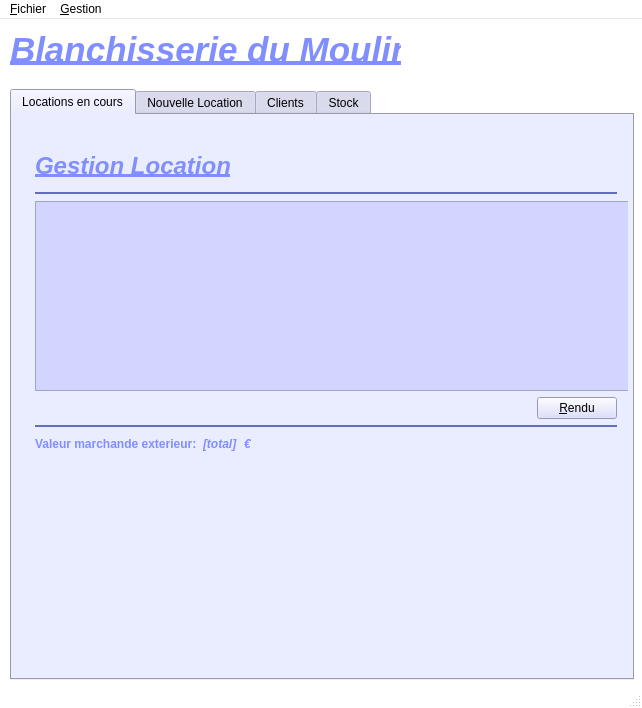
Old version of the form BDM/bdm.ui in the repository ADeliancourt/ProjetBDM2013.
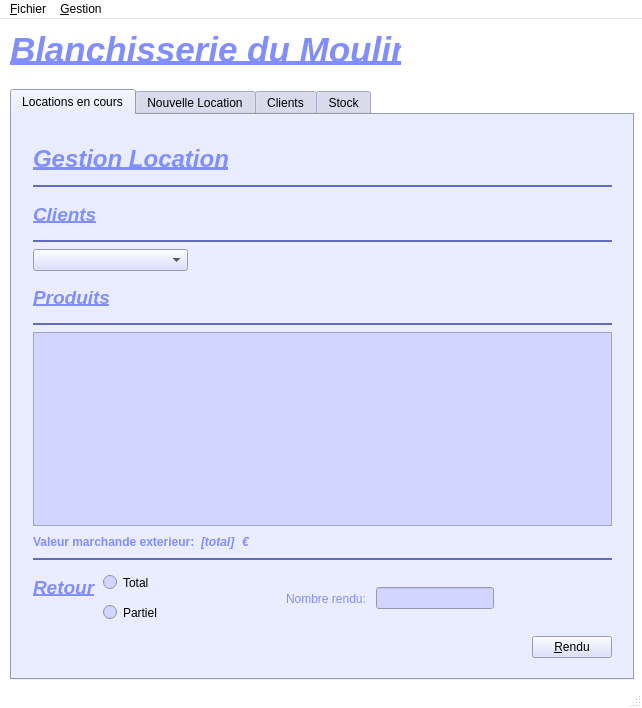
New version of the form. The open tabs and pages were chosen to show the change. Icons and pictures are not drawn.

The edit to the form file:
```diff
--- a/BDM/bdm.ui
+++ b/BDM/bdm.ui
@@ -894,15 +894,15 @@
      <widget class="QWidget" name="layoutWidget">
       <property name="geometry">
        <rect>
-        <x>12</x>
-        <y>20</y>
-        <width>604</width>
-        <height>330</height>
+        <x>10</x>
+        <y>13</y>
+        <width>601</width>
+        <height>541</height>
        </rect>
       </property>
-      <layout class="QVBoxLayout" name="verticalLayout_19">
+      <layout class="QVBoxLayout" name="verticalLayout_27">
        <item>
-        <layout class="QVBoxLayout" name="verticalLayout_2">
+        <layout class="QVBoxLayout" name="verticalLayout_25">
          <item>
           <layout class="QVBoxLayout" name="verticalLayout">
            <item>
@@ -1037,105 +1037,311 @@
           </layout>
          </item>
          <item>
-          <widget class="QTableView" name="tableViewLoc">
-           <property name="minimumSize">
-            <size>
-             <width>600</width>
-             <height>0</height>
-            </size>
-           </property>
-           <property name="maximumSize">
-            <size>
-             <width>600</width>
-             <height>16777215</height>
-            </size>
-           </property>
-           <property name="alternatingRowColors">
-            <bool>true</bool>
-           </property>
-           <property name="selectionBehavior">
-            <enum>QAbstractItemView::SelectRows</enum>
-           </property>
-          </widget>
-         </item>
-         <item>
-          <layout class="QHBoxLayout" name="horizontalLayout_2">
+          <layout class="QVBoxLayout" name="verticalLayout_24">
            <item>
-            <spacer name="horizontalSpacer">
-             <property name="orientation">
-              <enum>Qt::Horizontal</enum>
-             </property>
-             <property name="sizeHint" stdset="0">
-              <size>
-               <width>40</width>
-               <height>20</height>
-              </size>
-             </property>
-            </spacer>
+            <layout class="QVBoxLayout" name="verticalLayout_17">
+             <item>
+              <layout class="QVBoxLayout" name="verticalLayout_2">
+               <item>
+                <layout class="QHBoxLayout" name="horizontalLayout_15">
+                 <item>
+                  <widget class="QLabel" name="label_23">
+                   <property name="minimumSize">
+                    <size>
+                     <width>0</width>
+                     <height>40</height>
+                    </size>
+                   </property>
+                   <property name="palette">
+                    <palette>
+                     <active>
+                      <colorrole role="WindowText">
+                       <brush brushstyle="SolidPattern">
+                        <color alpha="255">
+                         <red>129</red>
+                         <green>142</green>
+                         <blue>255</blue>
+                        </color>
+                       </brush>
+                      </colorrole>
+                     </active>
+                     <inactive>
+                      <colorrole role="WindowText">
+                       <brush brushstyle="SolidPattern">
+                        <color alpha="255">
+                         <red>129</red>
+                         <green>142</green>
+                         <blue>255</blue>
+                        </color>
+                       </brush>
+                      </colorrole>
+                     </inactive>
+                     <disabled>
+                      <colorrole role="WindowText">
+                       <brush brushstyle="SolidPattern">
+                        <color alpha="255">
+                         <red>94</red>
+                         <green>108</green>
+                         <blue>121</blue>
+                        </color>
+                       </brush>
+                      </colorrole>
+                     </disabled>
+                    </palette>
+                   </property>
+                   <property name="font">
+                    <font>
+                     <pointsize>14</pointsize>
+                     <weight>75</weight>
+                     <italic>true</italic>
+                     <bold>true</bold>
+                     <underline>true</underline>
+                    </font>
+                   </property>
+                   <property name="text">
+                    <string>Clients</string>
+                   </property>
+                  </widget>
+                 </item>
+                 <item>
+                  <spacer name="horizontalSpacer_16">
+                   <property name="orientation">
+                    <enum>Qt::Horizontal</enum>
+                   </property>
+                   <property name="sizeHint" stdset="0">
+                    <size>
+                     <width>40</width>
+                     <height>20</height>
+                    </size>
+                   </property>
+                  </spacer>
+                 </item>
+                </layout>
+               </item>
+               <item>
+                <widget class="Line" name="line_6">
+                 <property name="palette">
+                  <palette>
+                   <active>
+                    <colorrole role="WindowText">
+                     <brush brushstyle="SolidPattern">
+                      <color alpha="255">
+                       <red>98</red>
+                       <green>109</green>
+                       <blue>193</blue>
+                      </color>
+                     </brush>
+                    </colorrole>
+                   </active>
+                   <inactive>
+                    <colorrole role="WindowText">
+                     <brush brushstyle="SolidPattern">
+                      <color alpha="255">
+                       <red>98</red>
+                       <green>109</green>
+                       <blue>193</blue>
+                      </color>
+                     </brush>
+                    </colorrole>
+                   </inactive>
+                   <disabled>
+                    <colorrole role="WindowText">
+                     <brush brushstyle="SolidPattern">
+                      <color alpha="255">
+                       <red>94</red>
+                       <green>108</green>
+                       <blue>121</blue>
+                      </color>
+                     </brush>
+                    </colorrole>
+                   </disabled>
+                  </palette>
+                 </property>
+                 <property name="frameShadow">
+                  <enum>QFrame::Plain</enum>
+                 </property>
+                 <property name="lineWidth">
+                  <number>2</number>
+                 </property>
+                 <property name="orientation">
+                  <enum>Qt::Horizontal</enum>
+                 </property>
+                </widget>
+               </item>
+              </layout>
+             </item>
+             <item>
+              <layout class="QHBoxLayout" name="horizontalLayout_20">
+               <item>
+                <widget class="QComboBox" name="comboBoxCliLoc">
+                 <property name="minimumSize">
+                  <size>
+                   <width>155</width>
+                   <height>0</height>
+                  </size>
+                 </property>
+                </widget>
+               </item>
+               <item>
+                <spacer name="horizontalSpacer_12">
+                 <property name="orientation">
+                  <enum>Qt::Horizontal</enum>
+                 </property>
+                 <property name="sizeHint" stdset="0">
+                  <size>
+                   <width>40</width>
+                   <height>20</height>
+                  </size>
+                 </property>
+                </spacer>
+               </item>
+              </layout>
+             </item>
+            </layout>
            </item>
            <item>
-            <widget class="QPushButton" name="pushButtonRendu">
-             <property name="text">
-              <string>&amp;Rendu</string>
-             </property>
-            </widget>
+            <layout class="QVBoxLayout" name="verticalLayout_19">
+             <item>
+              <layout class="QVBoxLayout" name="verticalLayout_18">
+               <item>
+                <layout class="QHBoxLayout" name="horizontalLayout_23">
+                 <item>
+                  <widget class="QLabel" name="label_24">
+                   <property name="minimumSize">
+                    <size>
+                     <width>0</width>
+                     <height>40</height>
+                    </size>
+                   </property>
+                   <property name="palette">
+                    <palette>
+                     <active>
+                      <colorrole role="WindowText">
+                       <brush brushstyle="SolidPattern">
+                        <color alpha="255">
+                         <red>129</red>
+                         <green>142</green>
+                         <blue>255</blue>
+                        </color>
+                       </brush>
+                      </colorrole>
+                     </active>
+                     <inactive>
+                      <colorrole role="WindowText">
+                       <brush brushstyle="SolidPattern">
+                        <color alpha="255">
+                         <red>129</red>
+                         <green>142</green>
+                         <blue>255</blue>
+                        </color>
+                       </brush>
+                      </colorrole>
+                     </inactive>
+                     <disabled>
+                      <colorrole role="WindowText">
+                       <brush brushstyle="SolidPattern">
+                        <color alpha="255">
+                         <red>94</red>
+                         <green>108</green>
+                         <blue>121</blue>
+                        </color>
+                       </brush>
+                      </colorrole>
+                     </disabled>
+                    </palette>
+                   </property>
+                   <property name="font">
+                    <font>
+                     <pointsize>14</pointsize>
+                     <weight>75</weight>
+                     <italic>true</italic>
+                     <bold>true</bold>
+                     <underline>true</underline>
+                    </font>
+                   </property>
+                   <property name="text">
+                    <string>Produits</string>
+                   </property>
+                  </widget>
+                 </item>
+                 <item>
+                  <spacer name="horizontalSpacer_19">
+                   <property name="orientation">
+                    <enum>Qt::Horizontal</enum>
+                   </property>
+                   <property name="sizeHint" stdset="0">
+                    <size>
+                     <width>40</width>
+                     <height>20</height>
+                    </size>
+                   </property>
+                  </spacer>
+                 </item>
+                </layout>
+               </item>
+               <item>
+                <widget class="Line" name="line_8">
+                 <property name="palette">
+                  <palette>
+                   <active>
+                    <colorrole role="WindowText">
+                     <brush brushstyle="SolidPattern">
+                      <color alpha="255">
+                       <red>98</red>
+                       <green>109</green>
+                       <blue>193</blue>
+                      </color>
+                     </brush>
+                    </colorrole>
+                   </active>
+                   <inactive>
+                    <colorrole role="WindowText">
+                     <brush brushstyle="SolidPattern">
+                      <color alpha="255">
+                       <red>98</red>
+                       <green>109</green>
+                       <blue>193</blue>
+                      </color>
+                     </brush>
+                    </colorrole>
+                   </inactive>
+                   <disabled>
+                    <colorrole role="WindowText">
+                     <brush brushstyle="SolidPattern">
+                      <color alpha="255">
+                       <red>94</red>
+                       <green>108</green>
+                       <blue>121</blue>
+                      </color>
+                     </brush>
+                    </colorrole>
+                   </disabled>
+                  </palette>
+                 </property>
+                 <property name="frameShadow">
+                  <enum>QFrame::Plain</enum>
+                 </property>
+                 <property name="lineWidth">
+                  <number>2</number>
+                 </property>
+                 <property name="orientation">
+                  <enum>Qt::Horizontal</enum>
+                 </property>
+                </widget>
+               </item>
+              </layout>
+             </item>
+             <item>
+              <widget class="QTableView" name="tableViewProdLoc"/>
+             </item>
+            </layout>
            </item>
           </layout>
          </item>
         </layout>
        </item>
        <item>
-        <layout class="QVBoxLayout" name="verticalLayout_18">
-         <item>
-          <widget class="Line" name="line_6">
-           <property name="palette">
-            <palette>
-             <active>
-              <colorrole role="WindowText">
-               <brush brushstyle="SolidPattern">
-                <color alpha="255">
-                 <red>98</red>
-                 <green>109</green>
-                 <blue>193</blue>
-                </color>
-               </brush>
-              </colorrole>
-             </active>
-             <inactive>
-              <colorrole role="WindowText">
-               <brush brushstyle="SolidPattern">
-                <color alpha="255">
-                 <red>98</red>
-                 <green>109</green>
-                 <blue>193</blue>
-                </color>
-               </brush>
-              </colorrole>
-             </inactive>
-             <disabled>
-              <colorrole role="WindowText">
-               <brush brushstyle="SolidPattern">
-                <color alpha="255">
-                 <red>94</red>
-                 <green>108</green>
-                 <blue>121</blue>
-                </color>
-               </brush>
-              </colorrole>
-             </disabled>
-            </palette>
-           </property>
-           <property name="frameShadow">
-            <enum>QFrame::Plain</enum>
-           </property>
-           <property name="lineWidth">
-            <number>2</number>
-           </property>
-           <property name="orientation">
-            <enum>Qt::Horizontal</enum>
-           </property>
-          </widget>
-         </item>
+        <layout class="QVBoxLayout" name="verticalLayout_26">
          <item>
           <layout class="QHBoxLayout" name="horizontalLayout_19">
            <item>
@@ -1313,6 +1519,404 @@
            </item>
           </layout>
          </item>
+         <item>
+          <layout class="QVBoxLayout" name="verticalLayout_23">
+           <item>
+            <widget class="Line" name="line_7">
+             <property name="palette">
+              <palette>
+               <active>
+                <colorrole role="WindowText">
+                 <brush brushstyle="SolidPattern">
+                  <color alpha="255">
+                   <red>98</red>
+                   <green>109</green>
+                   <blue>193</blue>
+                  </color>
+                 </brush>
+                </colorrole>
+               </active>
+               <inactive>
+                <colorrole role="WindowText">
+                 <brush brushstyle="SolidPattern">
+                  <color alpha="255">
+                   <red>98</red>
+                   <green>109</green>
+                   <blue>193</blue>
+                  </color>
+                 </brush>
+                </colorrole>
+               </inactive>
+               <disabled>
+                <colorrole role="WindowText">
+                 <brush brushstyle="SolidPattern">
+                  <color alpha="255">
+                   <red>94</red>
+                   <green>108</green>
+                   <blue>121</blue>
+                  </color>
+                 </brush>
+                </colorrole>
+               </disabled>
+              </palette>
+             </property>
+             <property name="frameShadow">
+              <enum>QFrame::Plain</enum>
+             </property>
+             <property name="lineWidth">
+              <number>2</number>
+             </property>
+             <property name="orientation">
+              <enum>Qt::Horizontal</enum>
+             </property>
+            </widget>
+           </item>
+           <item>
+            <layout class="QHBoxLayout" name="horizontalLayout_16">
+             <item>
+              <layout class="QVBoxLayout" name="verticalLayout_21">
+               <item>
+                <widget class="QLabel" name="label_18">
+                 <property name="minimumSize">
+                  <size>
+                   <width>0</width>
+                   <height>40</height>
+                  </size>
+                 </property>
+                 <property name="palette">
+                  <palette>
+                   <active>
+                    <colorrole role="WindowText">
+                     <brush brushstyle="SolidPattern">
+                      <color alpha="255">
+                       <red>129</red>
+                       <green>142</green>
+                       <blue>255</blue>
+                      </color>
+                     </brush>
+                    </colorrole>
+                   </active>
+                   <inactive>
+                    <colorrole role="WindowText">
+                     <brush brushstyle="SolidPattern">
+                      <color alpha="255">
+                       <red>129</red>
+                       <green>142</green>
+                       <blue>255</blue>
+                      </color>
+                     </brush>
+                    </colorrole>
+                   </inactive>
+                   <disabled>
+                    <colorrole role="WindowText">
+                     <brush brushstyle="SolidPattern">
+                      <color alpha="255">
+                       <red>94</red>
+                       <green>108</green>
+                       <blue>121</blue>
+                      </color>
+                     </brush>
+                    </colorrole>
+                   </disabled>
+                  </palette>
+                 </property>
+                 <property name="font">
+                  <font>
+                   <pointsize>14</pointsize>
+                   <weight>75</weight>
+                   <italic>true</italic>
+                   <bold>true</bold>
+                   <underline>true</underline>
+                  </font>
+                 </property>
+                 <property name="text">
+                  <string>Retour</string>
+                 </property>
+                </widget>
+               </item>
+               <item>
+                <widget class="QLabel" name="labelVide">
+                 <property name="minimumSize">
+                  <size>
+                   <width>62</width>
+                   <height>17</height>
+                  </size>
+                 </property>
+                 <property name="palette">
+                  <palette>
+                   <active>
+                    <colorrole role="WindowText">
+                     <brush brushstyle="SolidPattern">
+                      <color alpha="255">
+                       <red>129</red>
+                       <green>142</green>
+                       <blue>255</blue>
+                      </color>
+                     </brush>
+                    </colorrole>
+                   </active>
+                   <inactive>
+                    <colorrole role="WindowText">
+                     <brush brushstyle="SolidPattern">
+                      <color alpha="255">
+                       <red>129</red>
+                       <green>142</green>
+                       <blue>255</blue>
+                      </color>
+                     </brush>
+                    </colorrole>
+                   </inactive>
+                   <disabled>
+                    <colorrole role="WindowText">
+                     <brush brushstyle="SolidPattern">
+                      <color alpha="255">
+                       <red>94</red>
+                       <green>108</green>
+                       <blue>121</blue>
+                      </color>
+                     </brush>
+                    </colorrole>
+                   </disabled>
+                  </palette>
+                 </property>
+                 <property name="font">
+                  <font>
+                   <weight>75</weight>
+                   <italic>true</italic>
+                   <bold>true</bold>
+                  </font>
+                 </property>
+                 <property name="text">
+                  <string/>
+                 </property>
+                </widget>
+               </item>
+              </layout>
+             </item>
+             <item>
+              <layout class="QVBoxLayout" name="verticalLayout_22">
+               <item>
+                <widget class="QRadioButton" name="radioButton">
+                 <property name="minimumSize">
+                  <size>
+                   <width>0</width>
+                   <height>17</height>
+                  </size>
+                 </property>
+                 <property name="maximumSize">
+                  <size>
+                   <width>16777215</width>
+                   <height>17</height>
+                  </size>
+                 </property>
+                 <property name="text">
+                  <string>Total</string>
+                 </property>
+                </widget>
+               </item>
+               <item>
+                <widget class="QRadioButton" name="radioButton_2">
+                 <property name="minimumSize">
+                  <size>
+                   <width>0</width>
+                   <height>17</height>
+                  </size>
+                 </property>
+                 <property name="maximumSize">
+                  <size>
+                   <width>16777215</width>
+                   <height>17</height>
+                  </size>
+                 </property>
+                 <property name="text">
+                  <string>Partiel</string>
+                 </property>
+                </widget>
+               </item>
+              </layout>
+             </item>
+             <item>
+              <spacer name="horizontalSpacer_20">
+               <property name="orientation">
+                <enum>Qt::Horizontal</enum>
+               </property>
+               <property name="sizeHint" stdset="0">
+                <size>
+                 <width>40</width>
+                 <height>20</height>
+                </size>
+               </property>
+              </spacer>
+             </item>
+             <item>
+              <widget class="QLabel" name="label_25">
+               <property name="palette">
+                <palette>
+                 <active>
+                  <colorrole role="WindowText">
+                   <brush brushstyle="SolidPattern">
+                    <color alpha="255">
+                     <red>129</red>
+                     <green>142</green>
+                     <blue>255</blue>
+                    </color>
+                   </brush>
+                  </colorrole>
+                  <colorrole role="Text">
+                   <brush brushstyle="SolidPattern">
+                    <color alpha="255">
+                     <red>129</red>
+                     <green>144</green>
+                     <blue>255</blue>
+                    </color>
+                   </brush>
+                  </colorrole>
+                  <colorrole role="ButtonText">
+                   <brush brushstyle="SolidPattern">
+                    <color alpha="255">
+                     <red>129</red>
+                     <green>144</green>
+                     <blue>255</blue>
+                    </color>
+                   </brush>
+                  </colorrole>
+                  <colorrole role="ToolTipText">
+                   <brush brushstyle="SolidPattern">
+                    <color alpha="255">
+                     <red>129</red>
+                     <green>144</green>
+                     <blue>255</blue>
+                    </color>
+                   </brush>
+                  </colorrole>
+                 </active>
+                 <inactive>
+                  <colorrole role="WindowText">
+                   <brush brushstyle="SolidPattern">
+                    <color alpha="255">
+                     <red>129</red>
+                     <green>142</green>
+                     <blue>255</blue>
+                    </color>
+                   </brush>
+                  </colorrole>
+                  <colorrole role="Text">
+                   <brush brushstyle="SolidPattern">
+                    <color alpha="255">
+                     <red>129</red>
+                     <green>144</green>
+                     <blue>255</blue>
+                    </color>
+                   </brush>
+                  </colorrole>
+                  <colorrole role="ButtonText">
+                   <brush brushstyle="SolidPattern">
+                    <color alpha="255">
+                     <red>129</red>
+                     <green>144</green>
+                     <blue>255</blue>
+                    </color>
+                   </brush>
+                  </colorrole>
+                  <colorrole role="ToolTipText">
+                   <brush brushstyle="SolidPattern">
+                    <color alpha="255">
+                     <red>129</red>
+                     <green>144</green>
+                     <blue>255</blue>
+                    </color>
+                   </brush>
+                  </colorrole>
+                 </inactive>
+                 <disabled>
+                  <colorrole role="WindowText">
+                   <brush brushstyle="SolidPattern">
+                    <color alpha="255">
+                     <red>105</red>
+                     <green>106</green>
+                     <blue>127</blue>
+                    </color>
+                   </brush>
+                  </colorrole>
+                  <colorrole role="Text">
+                   <brush brushstyle="SolidPattern">
+                    <color alpha="255">
+                     <red>105</red>
+                     <green>106</green>
+                     <blue>127</blue>
+                    </color>
+                   </brush>
+                  </colorrole>
+                  <colorrole role="ButtonText">
+                   <brush brushstyle="SolidPattern">
+                    <color alpha="255">
+                     <red>105</red>
+                     <green>106</green>
+                     <blue>127</blue>
+                    </color>
+                   </brush>
+                  </colorrole>
+                  <colorrole role="ToolTipText">
+                   <brush brushstyle="SolidPattern">
+                    <color alpha="255">
+                     <red>129</red>
+                     <green>144</green>
+                     <blue>255</blue>
+                    </color>
+                   </brush>
+                  </colorrole>
+                 </disabled>
+                </palette>
+               </property>
+               <property name="text">
+                <string>Nombre rendu: </string>
+               </property>
+              </widget>
+             </item>
+             <item>
+              <widget class="QLineEdit" name="lineEditRendu"/>
+             </item>
+             <item>
+              <spacer name="horizontalSpacer_15">
+               <property name="orientation">
+                <enum>Qt::Horizontal</enum>
+               </property>
+               <property name="sizeHint" stdset="0">
+                <size>
+                 <width>40</width>
+                 <height>20</height>
+                </size>
+               </property>
+              </spacer>
+             </item>
+            </layout>
+           </item>
+          </layout>
+         </item>
+         <item>
+          <layout class="QHBoxLayout" name="horizontalLayout_2">
+           <item>
+            <spacer name="horizontalSpacer">
+             <property name="orientation">
+              <enum>Qt::Horizontal</enum>
+             </property>
+             <property name="sizeHint" stdset="0">
+              <size>
+               <width>40</width>
+               <height>20</height>
+              </size>
+             </property>
+            </spacer>
+           </item>
+           <item>
+            <widget class="QPushButton" name="pushButtonRendu">
+             <property name="text">
+              <string>&amp;Rendu</string>
+             </property>
+            </widget>
+           </item>
+          </layout>
+         </item>
         </layout>
        </item>
       </layout>
```
Left out of the diff: 339 changed lines with no effect on the pictures.
